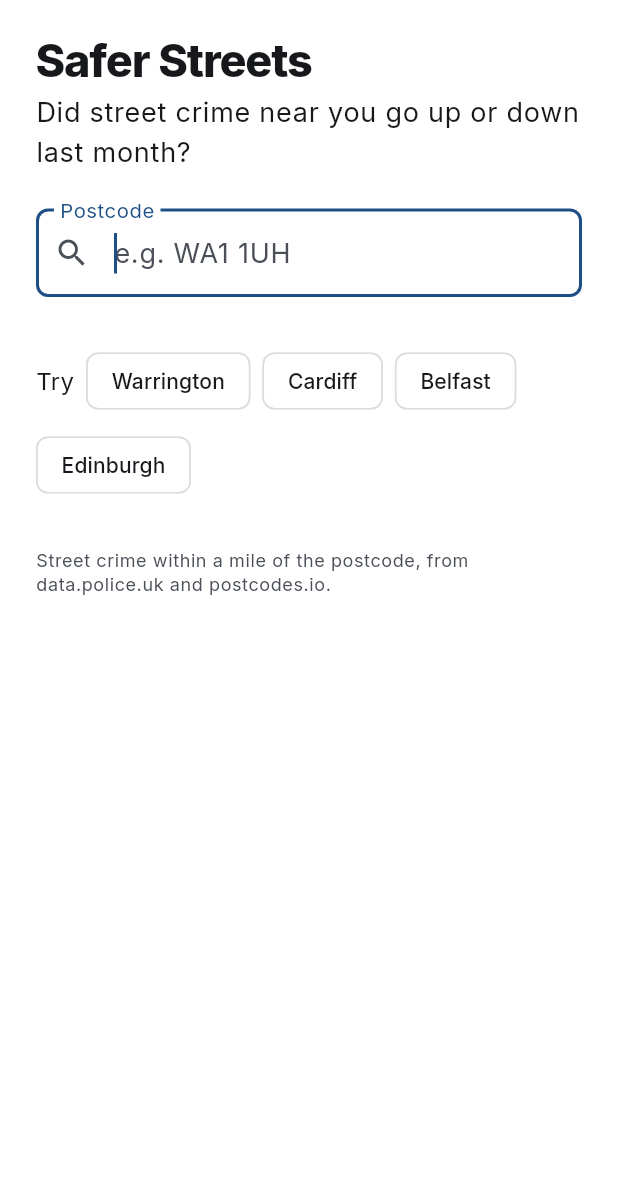
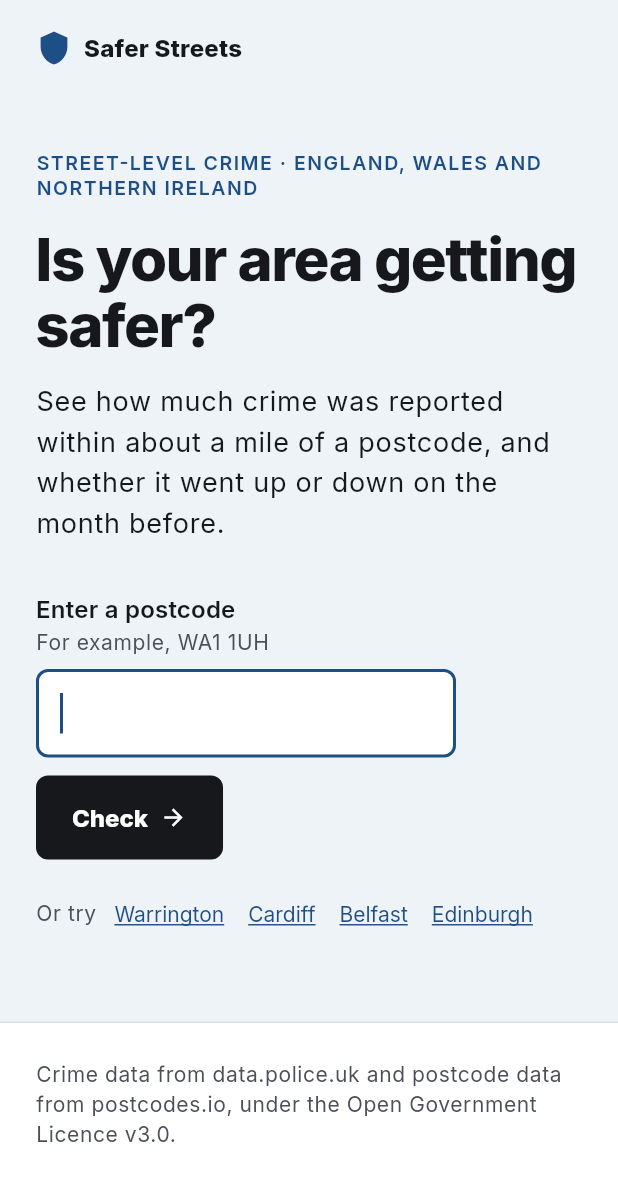
Before and after one commit to markwedmunds/safer_streets, a Flutter app: the screen it shows after launch, on a phone screen of 412 x 824 dp. Shown: the top 1181 px of the screen. Run offline on Flutter 3.47's test engine with Material 3 defaults, Android fonts, the phone set to English and light mode, and no system bars; our stand-ins replace dio, flutter_riverpod, riverpod_annotation; generated files the repository leaves out were written again.

Commit message:
Feature: header band with a Check button and example links

```diff
--- a/lib/app.dart
+++ b/lib/app.dart
@@ -44,10 +44,12 @@ class App extends StatelessWidget {
       height: 1.1,
     );
     final radius = BorderRadius.circular(8);
+    // Button text styles replace the theme's, so they name the font too.
+    const font = 'Inter';
 
     return ThemeData(
       colorScheme: scheme,
-      fontFamily: 'Inter',
+      fontFamily: font,
       textTheme: TextTheme(
         displayLarge: heading(80),
         displayMedium: heading(56),
@@ -56,6 +58,7 @@ class App extends StatelessWidget {
         titleLarge: heading(20),
         bodyLarge: const TextStyle(fontSize: 18, height: 1.5),
         bodyMedium: const TextStyle(fontSize: 16, height: 1.5),
+        bodySmall: const TextStyle(fontSize: 14, height: 1.45),
         labelMedium: const TextStyle(
           fontSize: 13,
           fontWeight: FontWeight.w600,
@@ -69,17 +72,26 @@ class App extends StatelessWidget {
           minimumSize: const Size(0, 56),
           padding: const EdgeInsets.symmetric(horizontal: 24),
           shape: RoundedRectangleBorder(borderRadius: radius),
-          textStyle: const TextStyle(fontSize: 16, fontWeight: FontWeight.w800),
+          textStyle: const TextStyle(
+            fontFamily: font,
+            fontSize: 16,
+            fontWeight: FontWeight.w800,
+          ),
         ),
       ),
       textButtonTheme: TextButtonThemeData(
         style: TextButton.styleFrom(
           minimumSize: Size.zero,
           padding: const EdgeInsets.all(4),
-          textStyle: const TextStyle(decoration: TextDecoration.underline),
+          textStyle: const TextStyle(
+            fontFamily: font,
+            decoration: TextDecoration.underline,
+          ),
         ),
       ),
       inputDecorationTheme: InputDecorationTheme(
+        filled: true,
+        fillColor: scheme.surface,
         border: OutlineInputBorder(borderRadius: radius),
         enabledBorder: OutlineInputBorder(
           borderRadius: radius,
--- a/lib/features/crime_check/presentation/crime_check_page.dart
+++ b/lib/features/crime_check/presentation/crime_check_page.dart
@@ -36,48 +36,109 @@ class _CrimeCheckPageState extends ConsumerState<CrimeCheckPage> {
   Widget build(BuildContext context) {
     final state = ref.watch(crimeCheckViewModelProvider);
     final theme = Theme.of(context);
+    final text = theme.textTheme;
+    final muted = text.bodySmall?.copyWith(
+      color: theme.colorScheme.onSurfaceVariant,
+    );
 
     return Scaffold(
-      body: SafeArea(
-        child: Center(
-          child: ConstrainedBox(
-            constraints: const BoxConstraints(maxWidth: 560),
-            child: ListView(
-              padding: const EdgeInsets.all(24),
+      body: SingleChildScrollView(
+        child: Column(
+          crossAxisAlignment: CrossAxisAlignment.stretch,
           children: [
-                Text('Safer Streets', style: theme.textTheme.headlineMedium),
-                const SizedBox(height: 4),
+            _Band(
+              color: theme.colorScheme.surfaceContainerLow,
+              padding: const EdgeInsets.fromLTRB(24, 20, 24, 48),
+              child: Column(
+                crossAxisAlignment: CrossAxisAlignment.start,
+                children: [
+                  Row(
+                    children: [
+                      Icon(Icons.shield, color: theme.colorScheme.primary),
+                      const SizedBox(width: 8),
                       Text(
-                  'Did street crime near you go up or down last month?',
-                  style: theme.textTheme.bodyLarge,
+                        'Safer Streets',
+                        style: text.titleMedium?.copyWith(
+                          fontWeight: FontWeight.w800,
                         ),
-                const SizedBox(height: 24),
-                TextField(
+                      ),
+                    ],
+                  ),
+                  const SizedBox(height: 56),
+                  Text(
+                    'STREET-LEVEL CRIME · ENGLAND, WALES AND NORTHERN IRELAND',
+                    style: text.labelMedium?.copyWith(
+                      color: theme.colorScheme.primary,
+                    ),
+                  ),
+                  const SizedBox(height: 16),
+                  Text(
+                    'Is your area getting safer?',
+                    style: MediaQuery.sizeOf(context).width < 600
+                        ? text.displaySmall
+                        : text.displayMedium,
+                  ),
+                  const SizedBox(height: 16),
+                  Text(
+                    'See how much crime was reported within about a mile of a '
+                    'postcode, and whether it went up or down on the month '
+                    'before.',
+                    style: text.bodyLarge,
+                  ),
+                  const SizedBox(height: 32),
+                  Text(
+                    'Enter a postcode',
+                    style: text.titleMedium?.copyWith(
+                      fontWeight: FontWeight.w600,
+                    ),
+                  ),
+                  Text('For example, WA1 1UH', style: muted),
+                  const SizedBox(height: 8),
+                  Wrap(
+                    spacing: 12,
+                    runSpacing: 12,
+                    children: [
+                      SizedBox(
+                        width: 280,
+                        child: TextField(
                           controller: _field,
                           autofocus: true,
                           textCapitalization: TextCapitalization.characters,
                           textInputAction: TextInputAction.search,
                           decoration: InputDecoration(
-                    labelText: 'Postcode',
-                    hintText: 'e.g. WA1 1UH',
-                    prefixIcon: const Icon(Icons.search),
-                    border: const OutlineInputBorder(),
                             errorText: switch (state) {
-                      Idle(invalidInput: true) => 'Enter a full UK postcode',
+                              Idle(invalidInput: true) =>
+                                'Enter a full UK postcode',
                               _ => null,
                             },
                           ),
                           onSubmitted: _search,
-                  // Stay in the field for the next search on desktop; on
-                  // touch, closing the keyboard reveals the results.
+                          // Stay in the field for the next search on desktop;
+                          // on touch, closing the keyboard reveals the results.
                           onEditingComplete: switch (defaultTargetPlatform) {
-                    TargetPlatform.android || TargetPlatform.iOS => null,
+                            TargetPlatform.android ||
+                            TargetPlatform.iOS => null,
                             _ => () {},
                           },
                         ),
-                const SizedBox(height: 32),
-                switch (state) {
-                  Idle() => _Examples(onSearch: _search),
+                      ),
+                      FilledButton.icon(
+                        onPressed: () => _search(_field.text),
+                        icon: const Icon(Icons.arrow_forward),
+                        iconAlignment: IconAlignment.end,
+                        label: const Text('Check'),
+                      ),
+                    ],
+                  ),
+                  const SizedBox(height: 12),
+                  _Examples(onSearch: _search),
+                ],
+              ),
+            ),
+            if (state is! Idle)
+              _Band(
+                child: switch (state) {
+                  Idle() => const SizedBox.shrink(),
                   Loading() => const Center(child: CircularProgressIndicator()),
                   Results() => _Results(state),
                   NotCovered() => const _Message(
@@ -98,17 +159,43 @@ class _CrimeCheckPageState extends ConsumerState<CrimeCheckPage> {
                     ),
                   ),
                 },
-                const SizedBox(height: 32),
-                Text(
-                  'Street crime within a mile of the postcode, '
-                  'from data.police.uk and postcodes.io.',
-                  style: theme.textTheme.bodySmall?.copyWith(
-                    color: theme.colorScheme.onSurfaceVariant,
+              ),
+            const Divider(height: 1),
+            _Band(
+              padding: const EdgeInsets.all(24),
+              child: Text(
+                'Crime data from data.police.uk and postcode data from '
+                'postcodes.io, under the Open Government Licence v3.0.',
+                style: muted,
               ),
             ),
           ],
         ),
       ),
+    );
+  }
+}
+
+/// Full width, with its content in a centred column.
+class _Band extends StatelessWidget {
+  const _Band({
+    required this.child,
+    this.color,
+    this.padding = const EdgeInsets.symmetric(horizontal: 24, vertical: 40),
+  });
+
+  final Widget child;
+  final Color? color;
+  final EdgeInsets padding;
+
+  @override
+  Widget build(BuildContext context) {
+    return ColoredBox(
+      color: color ?? Colors.transparent,
+      child: Center(
+        child: ConstrainedBox(
+          constraints: BoxConstraints(maxWidth: 720 + padding.horizontal),
+          child: Padding(padding: padding, child: child),
         ),
       ),
     );
@@ -131,12 +218,15 @@ class _Examples extends StatelessWidget {
   Widget build(BuildContext context) {
     return Wrap(
       spacing: 8,
-      runSpacing: 8,
       crossAxisAlignment: WrapCrossAlignment.center,
       children: [
-        const Text('Try'),
+        Text(
+          'Or try',
+          style: Theme.of(context).textTheme.bodySmall
+              ?.copyWith(color: Theme.of(context).colorScheme.onSurfaceVariant),
+        ),
         for (final MapEntry(key: place, value: postcode) in _postcodes.entries)
-          ActionChip(label: Text(place), onPressed: () => onSearch(postcode)),
+          TextButton(onPressed: () => onSearch(postcode), child: Text(place)),
       ],
     );
   }
@@ -265,10 +355,11 @@ class _Message extends StatelessWidget {
   @override
   Widget build(BuildContext context) {
     return Column(
+      crossAxisAlignment: CrossAxisAlignment.start,
       children: [
         Icon(icon, size: 40, color: Theme.of(context).colorScheme.primary),
         const SizedBox(height: 12),
-        Text(text, textAlign: TextAlign.center),
+        Text(text, style: Theme.of(context).textTheme.bodyLarge),
         if (action case final action?) ...[const SizedBox(height: 16), action],
       ],
     );
```
Also changed, not shown: 1 other file. Lines whose indentation alone changed are shown as unchanged.
